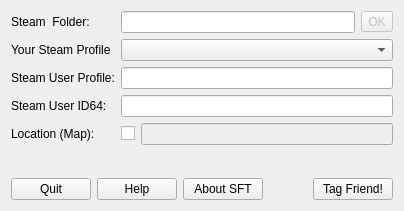
Before: the Qt Designer form mainwindow.ui in lucianopeixoto/SteamFriendsTagger, drawn with Qt 5.
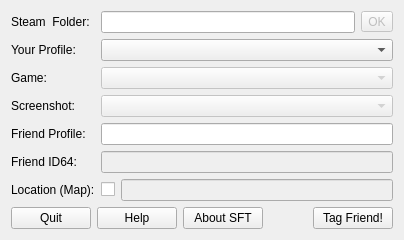
After: the same form once the commit is applied.

Diff of the .ui file:
```diff
--- a/mainwindow.ui
+++ b/mainwindow.ui
@@ -7,7 +7,7 @@
     <x>0</x>
     <y>0</y>
     <width>404</width>
-    <height>211</height>
+    <height>239</height>
    </rect>
   </property>
   <property name="sizePolicy">
@@ -95,33 +95,37 @@
     </item>
     <item row="0" column="1">
      <layout class="QFormLayout" name="formLayout_2">
-      <item row="5" column="0">
+      <item row="7" column="0">
        <widget class="QLabel" name="labelSteamProfile">
         <property name="text">
-         <string>Steam User Profile:</string>
+         <string>Friend Profile:</string>
         </property>
         <property name="buddy">
          <cstring>lineEditSteamProfile</cstring>
         </property>
        </widget>
       </item>
-      <item row="5" column="1">
+      <item row="7" column="1">
        <widget class="QLineEdit" name="lineEditSteamProfile"/>
       </item>
-      <item row="6" column="0">
+      <item row="8" column="0">
        <widget class="QLabel" name="labelSteamID64">
         <property name="text">
-         <string>Steam User ID64:</string>
+         <string>Friend ID64:</string>
         </property>
         <property name="buddy">
          <cstring>lineEditSteamID64</cstring>
         </property>
        </widget>
       </item>
-      <item row="6" column="1">
-       <widget class="QLineEdit" name="lineEditSteamID64"/>
+      <item row="8" column="1">
+       <widget class="QLineEdit" name="lineEditSteamID64">
+        <property name="enabled">
+         <bool>false</bool>
+        </property>
+       </widget>
       </item>
-      <item row="7" column="0">
+      <item row="9" column="0">
        <widget class="QLabel" name="labelLocation">
         <property name="text">
          <string>Location (Map):</string>
@@ -131,7 +135,7 @@
         </property>
        </widget>
       </item>
-      <item row="7" column="1">
+      <item row="9" column="1">
        <layout class="QHBoxLayout" name="horizontalLayout_3">
         <item>
          <widget class="QCheckBox" name="checkBox">
@@ -155,7 +159,7 @@
       <item row="3" column="0">
        <widget class="QLabel" name="labelYourProfile">
         <property name="text">
-         <string>Your Steam Profile</string>
+         <string>Your Profile:</string>
         </property>
         <property name="buddy">
          <cstring>comboBoxUsers</cstring>
@@ -202,6 +206,34 @@
         </item>
        </layout>
       </item>
+      <item row="6" column="0">
+       <widget class="QLabel" name="labelScreenshotFile">
+        <property name="text">
+         <string>Screenshot:</string>
+        </property>
+       </widget>
+      </item>
+      <item row="6" column="1">
+       <widget class="QComboBox" name="comboBoxScreenshotFile">
+        <property name="enabled">
+         <bool>false</bool>
+        </property>
+       </widget>
+      </item>
+      <item row="5" column="0">
+       <widget class="QLabel" name="label">
+        <property name="text">
+         <string>Game:</string>
+        </property>
+       </widget>
+      </item>
+      <item row="5" column="1">
+       <widget class="QComboBox" name="comboBox">
+        <property name="enabled">
+         <bool>false</bool>
+        </property>
+       </widget>
+      </item>
      </layout>
     </item>
    </layout>
```
Left out of the diff: 2 changed lines with no effect on the pictures.
